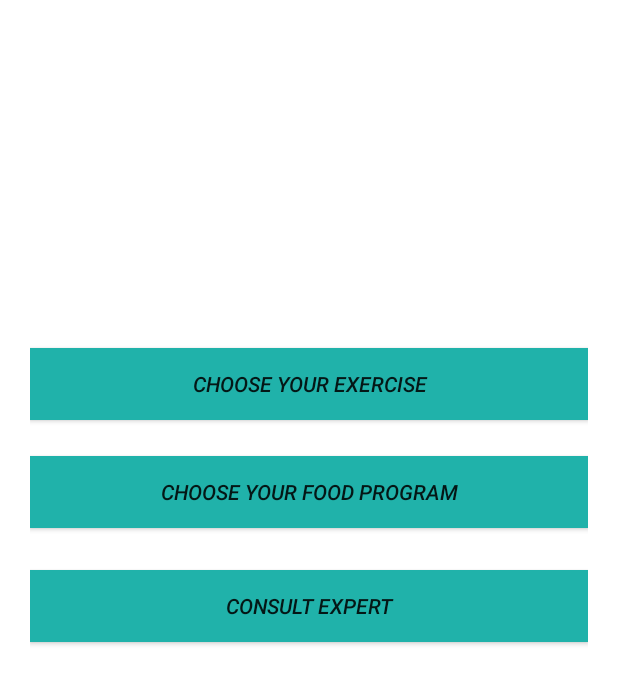
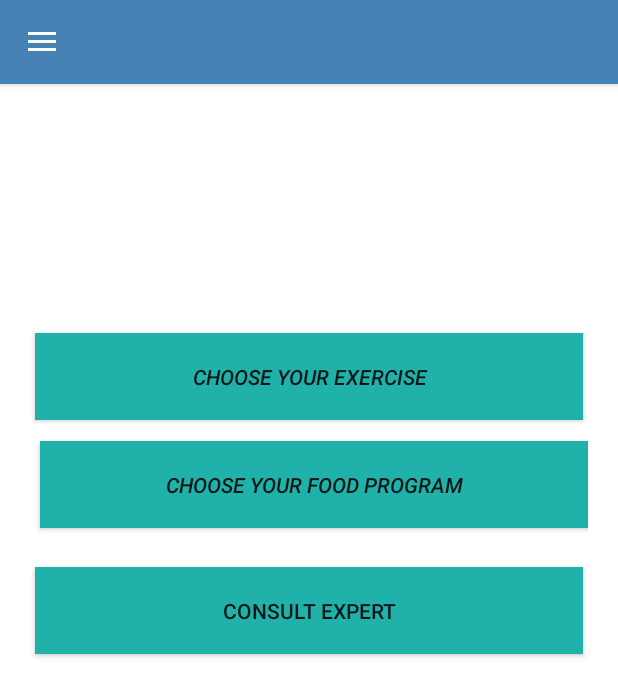
Before and after one commit to medhuuuu/FittTrade-A-fittness-app-where-user-can-trade-food-item-also, an Android app: the Choose_prog screen opened directly, with no data from a screen before it, on a phone screen of 412 x 824 dp. Shown: the top 696 px of the screen. Run offline under Robolectric (Android 15) with nearby library versions, the light colour scheme and no system bars.

Commit message:
Navigation done-- samin

```diff
--- a/app/src/main/AndroidManifest.xml
+++ b/app/src/main/AndroidManifest.xml
@@ -11,6 +11,9 @@
         android:supportsRtl="true"
         android:theme="@style/Theme.Fittrade"
         tools:targetApi="31">
+        <activity
+            android:name=".exercise_provide"
+            android:exported="false" />
         <activity
             android:name=".BMI_display"
             android:exported="false" />
@@ -34,7 +37,8 @@
             android:exported="false" />
         <activity
             android:name=".MainActivity"
-            android:exported="true">
+            android:exported="true"
+            android:theme="@style/Theme.Fittrade_mainpage">
             <intent-filter>
                 <action android:name="android.intent.action.MAIN" />
 
--- a/app/src/main/java/com/example/fittrade/BMI_display.kt
+++ b/app/src/main/java/com/example/fittrade/BMI_display.kt
@@ -30,8 +30,12 @@ class BMI_display : AppCompatActivity() {
         else if (bmistr>18){
             binding.txtmessage.text = "You are Healthy"
         }
-        else if (bmistr<18){
+        else if (bmistr<18 && bmistr>5){
             binding.txtmessage.text = "You are Skinny"
+        }
+        else{
+            binding.txtmessage.text= "First Input height and weight"
+
         }
 
         binding.nxtbtn.setOnClickListener {
--- a/app/src/main/java/com/example/fittrade/Choose_prog.kt
+++ b/app/src/main/java/com/example/fittrade/Choose_prog.kt
@@ -1,11 +1,67 @@
 package com.example.fittrade
 
+import android.content.Intent
 import androidx.appcompat.app.AppCompatActivity
 import android.os.Bundle
+import android.view.MenuItem
+import android.widget.Toast
+import androidx.appcompat.app.ActionBarDrawerToggle
+import androidx.drawerlayout.widget.DrawerLayout
+import com.example.fittrade.databinding.ActivityChooseProgBinding
+import com.google.android.material.navigation.NavigationView
 
 class Choose_prog : AppCompatActivity() {
+    lateinit var binding: ActivityChooseProgBinding
+    lateinit var toggle: ActionBarDrawerToggle
     override fun onCreate(savedInstanceState: Bundle?) {
         super.onCreate(savedInstanceState)
-        setContentView(R.layout.activity_choose_prog)
+        binding= ActivityChooseProgBinding.inflate(layoutInflater)
+        setContentView(binding.root)
+
+        binding.exercise.setOnClickListener {
+            startActivity(Intent(this, exercise_provide::class.java))
+        }
+
+        binding.apply {
+            toggle = ActionBarDrawerToggle(
+                this@Choose_prog,
+                drawyerLayout,
+                R.string.open,
+                R.string.close
+            )
+            drawyerLayout.addDrawerListener(toggle)
+            toggle.syncState()
+
+
+            supportActionBar?.setDisplayHomeAsUpEnabled(true)
+
+            navView.setNavigationItemSelectedListener {
+                when (it.itemId) {
+                    R.id.firstItem -> {
+                        Toast.makeText(this@Choose_prog, "User Profile", Toast.LENGTH_SHORT).show()
+
+                    }
+                    R.id.secondid -> {
+                        Toast.makeText(this@Choose_prog, "Analyzing", Toast.LENGTH_SHORT).show()
+                    }
+                    R.id.thirditem -> {
+                        Toast.makeText(this@Choose_prog, "History", Toast.LENGTH_SHORT).show()
+                    }
+                }
+                true
+
+            }
+
+
+
+        }
+
+    }
+
+    override fun onOptionsItemSelected(item: MenuItem): Boolean {
+        if(toggle.onOptionsItemSelected(item)){
+            true
+        }
+        return super.onOptionsItemSelected(item)
     }
 }
--- /dev/null
+++ b/app/src/main/res/drawable/baseline_logout_24.xml
@@ -0,0 +1,5 @@
+<vector android:autoMirrored="true" android:height="24dp"
+    android:tint="#9FEAEA" android:viewportHeight="24"
+    android:viewportWidth="24" android:width="24dp" xmlns:android="http://schemas.android.com/apk/res/android">
+    <path android:fillColor="@android:color/white" android:pathData="M17,7l-1.41,1.41L18.17,11H8v2h10.17l-2.58,2.58L17,17l5,-5zM4,5h8V3H4c-1.1,0 -2,0.9 -2,2v14c0,1.1 0.9,2 2,2h8v-2H4V5z"/>
+</vector>
--- a/app/src/main/res/layout/activity_choose_prog.xml
+++ b/app/src/main/res/layout/activity_choose_prog.xml
@@ -1,16 +1,21 @@
 <?xml version="1.0" encoding="utf-8"?>
-<androidx.constraintlayout.widget.ConstraintLayout xmlns:android="http://schemas.android.com/apk/res/android"
+<androidx.drawerlayout.widget.DrawerLayout xmlns:android="http://schemas.android.com/apk/res/android"
     xmlns:app="http://schemas.android.com/apk/res-auto"
     xmlns:tools="http://schemas.android.com/tools"
     android:layout_width="match_parent"
     android:layout_height="match_parent"
     tools:context=".Choose_prog"
-    android:paddingLeft="20dp"
-    android:paddingRight="20dp">
+   android:paddingRight="20dp"
+    android:id="@+id/drawyerLayout">
+
+<androidx.constraintlayout.widget.ConstraintLayout
+    android:layout_width="match_parent"
+    android:layout_height="match_parent">
 
     <androidx.appcompat.widget.AppCompatButton
-        android:layout_width="match_parent"
-        android:layout_height="wrap_content"
+        android:layout_width="365dp"
+        android:layout_height="58dp"
+        android:id="@+id/exercise"
         android:layout_marginBottom="544dp"
         android:background="@color/LightSeaGreen"
 
@@ -21,8 +26,9 @@
         app:layout_constraintStart_toStartOf="parent" />
 
     <androidx.appcompat.widget.AppCompatButton
-        android:layout_width="match_parent"
-        android:layout_height="wrap_content"
+        android:layout_width="365dp"
+        android:layout_height="58dp"
+        android:id="@+id/food"
         android:layout_marginBottom="472dp"
         android:background="@color/LightSeaGreen"
 
@@ -30,24 +36,30 @@
         android:textStyle="italic"
         app:layout_constraintBottom_toBottomOf="parent"
         app:layout_constraintEnd_toEndOf="parent"
-        app:layout_constraintHorizontal_bias="0.15"
+        app:layout_constraintHorizontal_bias="0.574"
         app:layout_constraintStart_toStartOf="parent" />
 
     <androidx.appcompat.widget.AppCompatButton
-        android:layout_width="match_parent"
-        android:layout_height="wrap_content"
-        android:layout_marginBottom="396dp"
+        android:layout_width="365dp"
+        android:layout_height="58dp"
+        android:id="@+id/doctor"
+        android:layout_marginBottom="388dp"
         android:background="@color/LightSeaGreen"
 
         android:text="consult expert"
-        android:textStyle="italic"
         app:layout_constraintBottom_toBottomOf="parent"
         app:layout_constraintEnd_toEndOf="parent"
-        app:layout_constraintHorizontal_bias="1.0"
         app:layout_constraintStart_toStartOf="parent" />
 
 
+</androidx.constraintlayout.widget.ConstraintLayout>
 
-
-
-</androidx.constraintlayout.widget.ConstraintLayout>
+   <com.google.android.material.navigation.NavigationView
+       android:layout_width="match_parent"
+       android:layout_height="match_parent"
+       android:id="@+id/navView"
+       app:menu="@menu/navugation_menu"
+       app:headerLayout="@layout/navigation_header"
+       android:layout_gravity="start"
+       android:fitsSystemWindows="true"/>
+</androidx.drawerlayout.widget.DrawerLayout>
--- a/app/src/main/res/values-night/themes.xml
+++ b/app/src/main/res/values-night/themes.xml
@@ -1,9 +1,9 @@
 <resources xmlns:tools="http://schemas.android.com/tools">
     <!-- Base application theme. -->
-    <style name="Theme.Fittrade" parent="Theme.MaterialComponents.DayNight.NoActionBar">
+    <style name="Theme.Fittrade" parent="Theme.MaterialComponents.DayNight.DarkActionBar">
         <!-- Primary brand color. -->
-        <item name="colorPrimary">@color/purple_200</item>
-        <item name="colorPrimaryVariant">@color/purple_700</item>
+        <item name="colorPrimary">@color/DarkTurquoise</item>
+        <item name="colorPrimaryVariant">@color/DarkTurquoise</item>
         <item name="colorOnPrimary">@color/black</item>
         <!-- Secondary brand color. -->
         <item name="colorSecondary">@color/teal_200</item>
--- a/app/src/main/res/values/strings.xml
+++ b/app/src/main/res/values/strings.xml
@@ -6,5 +6,7 @@
     <string name="btn_login">login</string>
     <string name="login_to_app">Create an Account</string>
     <string name="your_user_name">Enter user_name</string>
+    <string name="open">open</string>
+    <string name="close">Close</string>
 
 </resources>
--- a/app/src/main/res/values/themes.xml
+++ b/app/src/main/res/values/themes.xml
@@ -1,9 +1,24 @@
 <resources xmlns:tools="http://schemas.android.com/tools">
     <!-- Base application theme. -->
-    <style name="Theme.Fittrade" parent="Theme.MaterialComponents.DayNight.NoActionBar">
+    <style name="Theme.Fittrade" parent="Theme.MaterialComponents.DayNight.DarkActionBar">
         <!-- Primary brand color. -->
-        <item name="colorPrimary">@color/purple_500</item>
-        <item name="colorPrimaryVariant">@color/purple_700</item>
+        <item name="colorPrimary">@color/SteelBlue</item>
+        <item name="colorPrimaryVariant">@color/SteelBlue</item>
+        <item name="colorOnPrimary">@color/white</item>
+        <!-- Secondary brand color. -->
+        <item name="colorSecondary">@color/teal_200</item>
+        <item name="colorSecondaryVariant">@color/teal_700</item>
+        <item name="colorOnSecondary">@color/black</item>
+        <!-- Status bar color. -->
+        <item name="android:statusBarColor">?attr/colorPrimaryVariant</item>
+        <!-- Customize your theme here. -->
+    </style>
+
+
+    <style name="Theme.Fittrade_mainpage" parent="Theme.MaterialComponents.DayNight.NoActionBar">
+        <!-- Primary brand color. -->
+        <item name="colorPrimary">@color/SteelBlue</item>
+        <item name="colorPrimaryVariant">@color/SteelBlue</item>
         <item name="colorOnPrimary">@color/white</item>
         <!-- Secondary brand color. -->
         <item name="colorSecondary">@color/teal_200</item>
@@ -25,4 +40,7 @@
         <item name="fontFamily">sans-serif-black</item>
         <item name="android:textColor">@color/DarkTurquoise</item>
     </style>
+    <style name="icon">
+        <item name="startIconTint">@color/DarkTurquoise</item>
+    </style>
 </resources>
```
Also changed, not shown: app/src/main/java/com/example/fittrade/exercise_provide.kt (added, +11 -0 lines), app/src/main/res/layout/activity_exercise_provide.xml (added, +113 -0 lines), app/src/main/res/layout/activity_main.xml (+4 -3 lines), app/src/main/res/drawable/abdominal.png (added), app/src/main/res/drawable/analyze.png (added), app/src/main/res/drawable/biceps.png (added), app/src/main/res/drawable/chest.png (added), app/src/main/res/drawable/forearms.png (added), app/src/main/res/drawable/history.png (added), app/src/main/res/drawable/kcal.png (added), app/src/main/res/drawable/shoulder.png (added), app/src/main/res/drawable/triceps.png (added).
